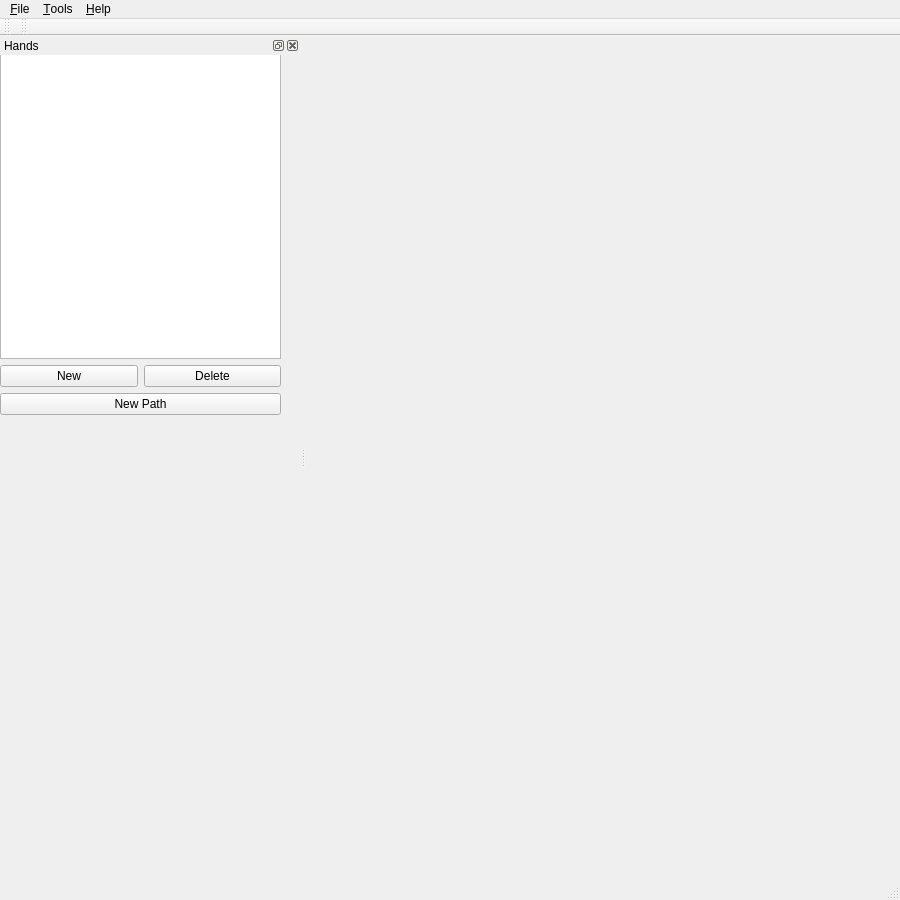
Before: the Qt Designer form QtUWSim/src/MainWindow.ui in uji-ros-pkg/underwater_simulation, drawn with Qt 5.
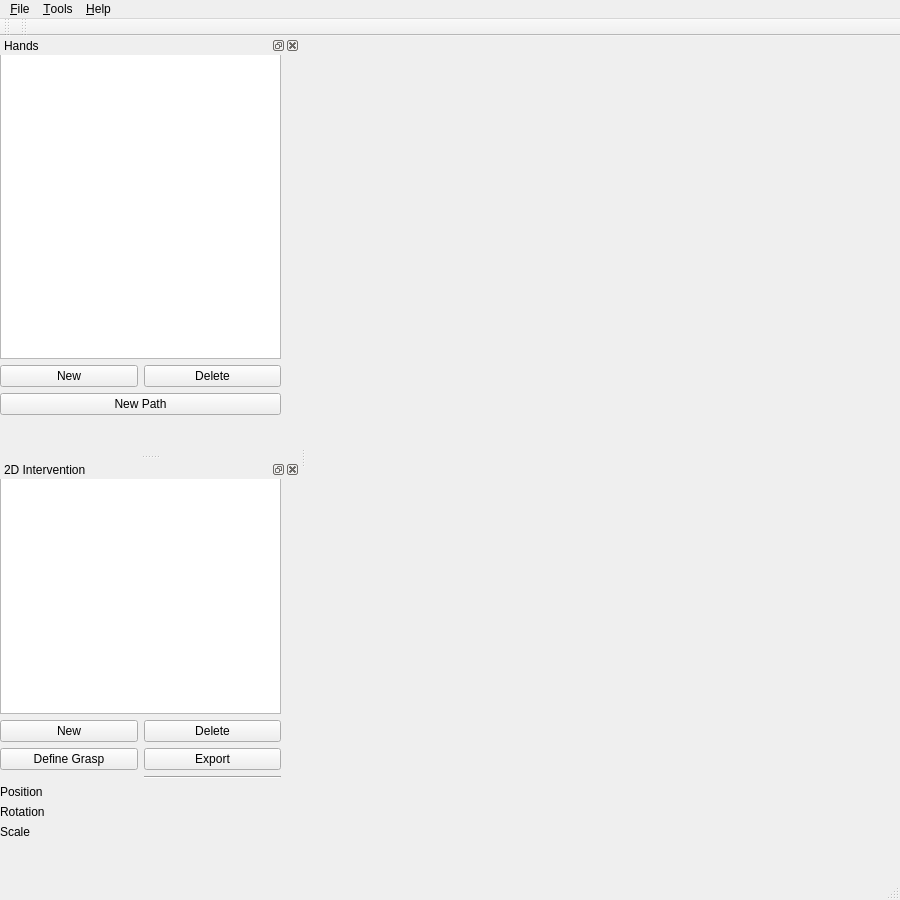
After: the same form once the commit is applied.

Commit message: QtUWSim: planar grasp specification with draggers, changes in the ui

Diff of the .ui file:
```diff
--- a/QtUWSim/src/MainWindow.ui
+++ b/QtUWSim/src/MainWindow.ui
@@ -131,6 +131,123 @@
     </widget>
    </widget>
   </widget>
+  <widget class="QDockWidget" name="dockIntervention2D">
+   <property name="sizePolicy">
+    <sizepolicy hsizetype="Minimum" vsizetype="Minimum">
+     <horstretch>0</horstretch>
+     <verstretch>0</verstretch>
+    </sizepolicy>
+   </property>
+   <property name="minimumSize">
+    <size>
+     <width>300</width>
+     <height>300</height>
+    </size>
+   </property>
+   <property name="floating">
+    <bool>false</bool>
+   </property>
+   <property name="windowTitle">
+    <string>2D Intervention</string>
+   </property>
+   <attribute name="dockWidgetArea">
+    <number>1</number>
+   </attribute>
+   <widget class="QWidget" name="dockWidgetIntervention2D">
+    <widget class="QWidget" name="gridLayoutWidget_3">
+     <property name="geometry">
+      <rect>
+       <x>0</x>
+       <y>-1</y>
+       <width>281</width>
+       <height>361</height>
+      </rect>
+     </property>
+     <layout class="QGridLayout" name="gridLayoutIntervention2D">
+      <item row="0" column="0" colspan="2">
+       <widget class="QListWidget" name="Intervention2DList"/>
+      </item>
+      <item row="1" column="0">
+       <widget class="QPushButton" name="newIntervention2D">
+        <property name="text">
+         <string>New</string>
+        </property>
+       </widget>
+      </item>
+      <item row="1" column="1">
+       <widget class="QPushButton" name="deleteIntervention2D">
+        <property name="text">
+         <string>Delete</string>
+        </property>
+       </widget>
+      </item>
+      <item row="5" column="0">
+       <widget class="QLabel" name="labelPosition">
+        <property name="text">
+         <string>Position</string>
+        </property>
+       </widget>
+      </item>
+      <item row="6" column="0">
+       <widget class="QLabel" name="labelRotation">
+        <property name="text">
+         <string>Rotation</string>
+        </property>
+       </widget>
+      </item>
+      <item row="7" column="0">
+       <widget class="QLabel" name="labelScale">
+        <property name="text">
+         <string>Scale</string>
+        </property>
+       </widget>
+      </item>
+      <item row="2" column="1">
+       <widget class="QPushButton" name="exportIntervention2D">
+        <property name="text">
+         <string>Export</string>
+        </property>
+       </widget>
+      </item>
+      <item row="2" column="0">
+       <widget class="QPushButton" name="graspIntervention2D">
+        <property name="text">
+         <string>Define Grasp</string>
+        </property>
+       </widget>
+      </item>
+      <item row="3" column="1">
+       <widget class="Line" name="line">
+        <property name="orientation">
+         <enum>Qt::Horizontal</enum>
+        </property>
+       </widget>
+      </item>
+      <item row="5" column="1">
+       <widget class="QLabel" name="labelPositionValue">
+        <property name="text">
+         <string/>
+        </property>
+       </widget>
+      </item>
+      <item row="6" column="1">
+       <widget class="QLabel" name="labelRotationValue">
+        <property name="text">
+         <string/>
+        </property>
+       </widget>
+      </item>
+      <item row="7" column="1">
+       <widget class="QLabel" name="labelScaleValue">
+        <property name="text">
+         <string/>
+        </property>
+       </widget>
+      </item>
+     </layout>
+    </widget>
+   </widget>
+  </widget>
   <action name="actionEsewe">
    <property name="text">
     <string>esewe</string>
```
Left out of the diff: 13 changed lines with no effect on the pictures. The commit also changes 12 other files.
